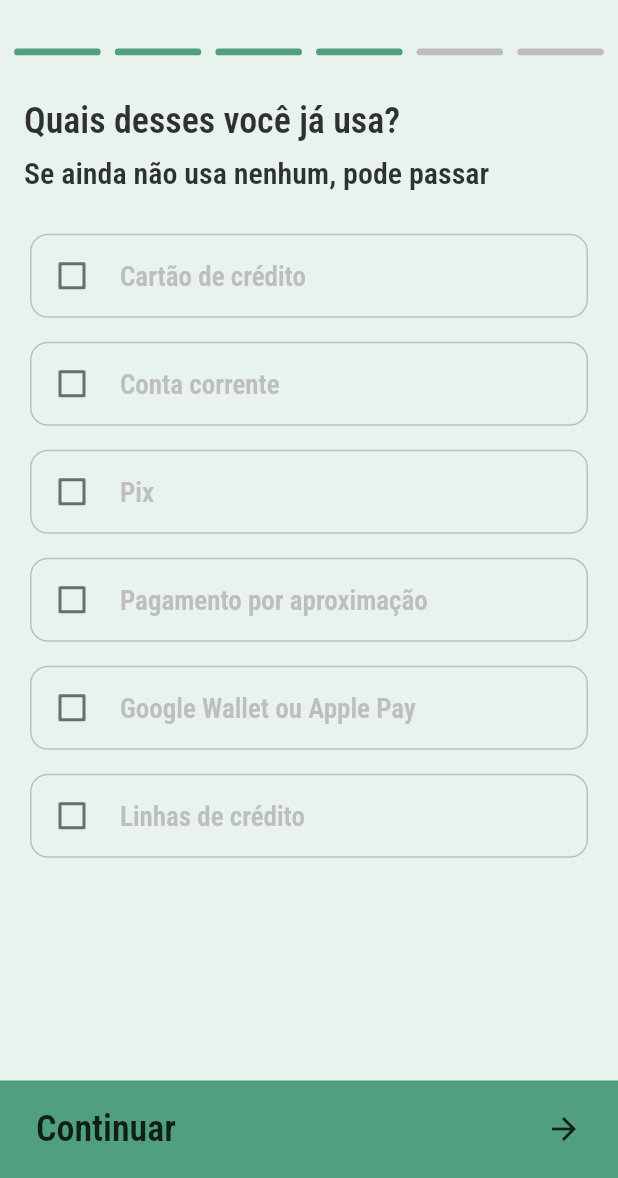
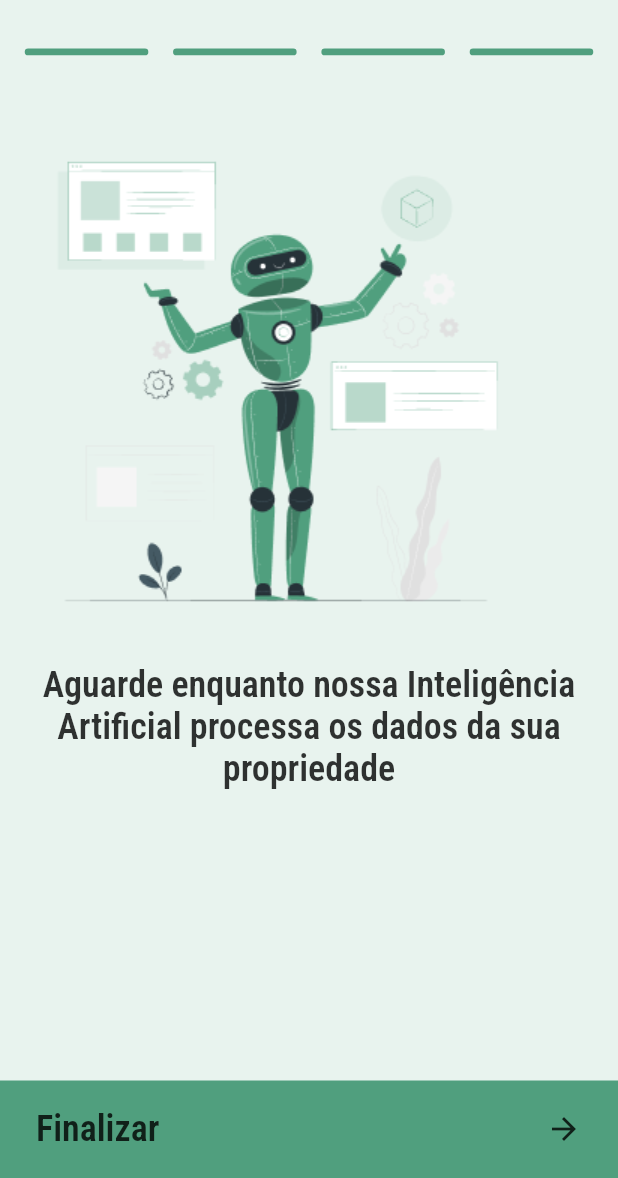
Before and after one commit to fwctecnologia/serpro-hackathon-app, a Flutter app: the CadastrarPropriedadePage screen opened directly, swiped to page 4, on a phone screen of 412 x 824 dp, the part 58-1236 px from its top. Run offline on Flutter 3.47's test engine with Material 2 defaults, Android fonts, the phone set to English and light mode, and no system bars; our stand-ins replace dio, flutter_carousel_widget, flutter_map, google_fonts, latlong2, webview_flutter; accounts and stored records are empty.

Commit message:
fix fluxos

```diff
--- a/lib/app/pages/cadastrar_propriedade/cadastrar_propriedade_screen.dart
+++ b/lib/app/pages/cadastrar_propriedade/cadastrar_propriedade_screen.dart
@@ -1,3 +1,4 @@
+import 'package:abc_monitor/model/propriedade.dart';
 import 'package:flutter/material.dart';
 import 'package:flutter_map/flutter_map.dart';
 import 'package:google_fonts/google_fonts.dart';
@@ -13,6 +14,7 @@ class CadastrarPropriedadePage extends StatefulWidget {
 
 class _CadastrarPropriedadePageState extends State<CadastrarPropriedadePage> {
   final pageController = PageController();
+  final nomeTec = TextEditingController();
 
   @override
   void initState() {
@@ -43,7 +45,7 @@ class _CadastrarPropriedadePageState extends State<CadastrarPropriedadePage> {
 
     Widget _buildStepIndicator(int index, int currentPage) {
       return Container(
-        width: MediaQuery.of(context).size.width * 0.14,
+        width: MediaQuery.of(context).size.width * 0.20,
         height: 4.5,
         decoration: BoxDecoration(
           color: currentPage >= index
@@ -70,25 +72,25 @@ class _CadastrarPropriedadePageState extends State<CadastrarPropriedadePage> {
                 _buildStepIndicator(1, currentPage ?? 0),
                 _buildStepIndicator(2, currentPage ?? 0),
                 _buildStepIndicator(3, currentPage ?? 0),
-                _buildStepIndicator(4, currentPage ?? 0),
-                _buildStepIndicator(5, currentPage ?? 0),
+                // _buildStepIndicator(4, currentPage ?? 0),
+                // _buildStepIndicator(5, currentPage ?? 0),
               ],
             ),
             const SizedBox(height: 30),
             Expanded(
               child: PageView(
                 controller: pageController,
-                children: const [
-                  StepOne(),
+                children: [
+                  StepOne(tec: nomeTec),
                   StepTwo(),
                   StepThree(),
                   StepFour(),
-                  StepFive(),
-                  StepSix(),
+                  // StepFive(),
+                  // StepSix(),
                 ],
               ),
             ),
-            if (currentPage != 5) ...[
+            if (currentPage != 3) ...[
               InkWell(
                 onTap: onNext,
                 child: Container(
@@ -129,7 +131,7 @@ class _CadastrarPropriedadePageState extends State<CadastrarPropriedadePage> {
               //   ),
               // ),
             ],
-            if (currentPage == 5) ...[
+            if (currentPage == 3) ...[
               InkWell(
                 onTap: () {
                   // Navigator.of(context).pushReplacement(
@@ -137,6 +139,18 @@ class _CadastrarPropriedadePageState extends State<CadastrarPropriedadePage> {
                   //     builder: (context) => const NovaGraninhaScreen(),
                   //   ),
                   // );
+
+                  final propriedade = Propriedade(
+                    nome: nomeTec.text,
+                    cidade: "Barreirinha",
+                    estado: "AM",
+                    atividades: ["Café"],
+                    praticasAbc: 3,
+                    hectares: 40,
+                    porcentagemAreaVerde: 30,
+                  );
+
+                  Navigator.of(context).pop(propriedade);
                 },
                 child: Container(
                     height: 65,
@@ -150,7 +164,7 @@ class _CadastrarPropriedadePageState extends State<CadastrarPropriedadePage> {
                         mainAxisAlignment: MainAxisAlignment.spaceBetween,
                         children: [
                           Text(
-                            "Receber Prêmio",
+                            "Finalizar",
                             style: GoogleFonts.robotoCondensed(
                               fontSize: 24,
                               fontWeight: FontWeight.w600,
@@ -172,7 +186,11 @@ class _CadastrarPropriedadePageState extends State<CadastrarPropriedadePage> {
 }
 
 class StepOne extends StatelessWidget {
-  const StepOne({super.key});
+  final TextEditingController tec;
+  const StepOne({
+    super.key,
+    required this.tec,
+  });
 
   @override
   Widget build(BuildContext context) {
@@ -191,6 +209,7 @@ class StepOne extends StatelessWidget {
           ),
           SizedBox(height: 10),
           TextFormField(
+            controller: tec,
             autofocus: true,
             style: GoogleFonts.robotoCondensed(
               fontSize: 26,
@@ -424,8 +443,11 @@ class StepFour extends StatelessWidget {
         child: Column(
           crossAxisAlignment: CrossAxisAlignment.start,
           children: [
+            const SizedBox(height: 20),
+            Image.asset("assets/ia.png"),
+            const SizedBox(height: 20),
             Text(
-              "Quais desses você já usa?",
+              "Aguarde enquanto nossa Inteligência Artificial processa os dados da sua propriedade",
               style: GoogleFonts.robotoCondensed(
                 fontSize: 24,
                 fontWeight: FontWeight.w600,
@@ -433,23 +455,23 @@ class StepFour extends StatelessWidget {
               ),
               textAlign: TextAlign.center,
             ),
-            const SizedBox(height: 10),
-            Text(
-              "Se ainda não usa nenhum, pode passar",
-              style: GoogleFonts.robotoCondensed(
-                fontSize: 20,
-                fontWeight: FontWeight.w600,
-                height: 23 / 20,
-              ),
-              textAlign: TextAlign.left,
-            ),
-            const SizedBox(height: 20),
-            const CheckBoxOption(title: "Cartão de crédito"),
-            const CheckBoxOption(title: "Conta corrente"),
-            const CheckBoxOption(title: "Pix"),
-            const CheckBoxOption(title: "Pagamento por aproximação"),
-            const CheckBoxOption(title: "Google Wallet ou Apple Pay"),
-            const CheckBoxOption(title: "Linhas de crédito"),
+            // const SizedBox(height: 10),
+            // Text(
+            //   "Se ainda não usa nenhum, pode passar",
+            //   style: GoogleFonts.robotoCondensed(
+            //     fontSize: 20,
+            //     fontWeight: FontWeight.w600,
+            //     height: 23 / 20,
+            //   ),
+            //   textAlign: TextAlign.left,
+            // ),
+            // const SizedBox(height: 20),
+            // const CheckBoxOption(title: "Cartão de crédito"),
+            // const CheckBoxOption(title: "Conta corrente"),
+            // const CheckBoxOption(title: "Pix"),
+            // const CheckBoxOption(title: "Pagamento por aproximação"),
+            // const CheckBoxOption(title: "Google Wallet ou Apple Pay"),
+            // const CheckBoxOption(title: "Linhas de crédito"),
           ],
         ),
       ),
--- a/lib/app/pages/propriedade/propriedade_controller.dart
+++ b/lib/app/pages/propriedade/propriedade_controller.dart
@@ -6,7 +6,7 @@ import '../cadastrar_propriedade/cadastrar_propriedade_screen.dart';
 import '../documentos/documentos_page.dart';
 
 class PropriedadeController {
-  final List<Propriedade> data = [
+  List<Propriedade> data = [
     Propriedade(
       nome: "Fazenda do João",
       cidade: "São Paulo",
```
Also changed, not shown: lib/app/pages/home/home_page.dart (+13 -0 lines), lib/app/pages/propriedade/propriedade_page.dart (+14 -1 lines), assets/ia.png (added), assets/image 11.png (added), assets/image 7.png (added), assets/image 8.png (added).
